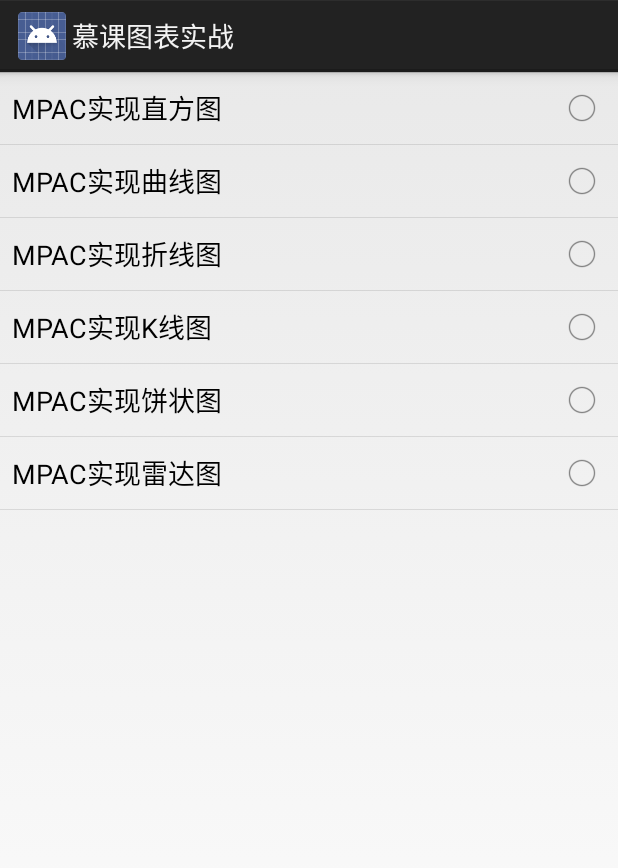
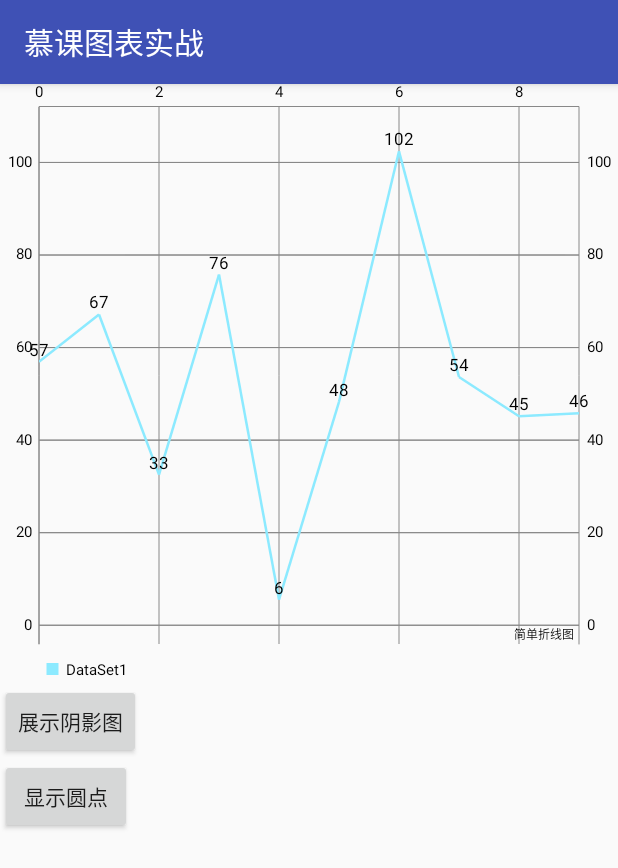
Before and after one commit to SunnyLy/MuKeNet, an Android app: the screen it shows after launch (MainActivity before the commit, LineChartActivity after it), after a tap on "MPAC实现折线图", on a phone screen of 412 x 824 dp. Shown: the top 868 px of the screen. Run offline under Robolectric (Android 15) with nearby library versions, the phone set to English and light mode, and no system bars.

Commit message:
添加一个折线图。。。。。

```diff
--- a/app/src/main/AndroidManifest.xml
+++ b/app/src/main/AndroidManifest.xml
@@ -21,6 +21,8 @@
         <activity android:name=".basicchart.BarChartActivity"
             />
         <activity android:name=".basicchart.CurveChartActivity"/>
+
+        <activity android:name=".basicchart.LineChartActivity"/>
     </application>
 
 </manifest>
--- a/app/src/main/java/chart/muke/com/mukechart/MainActivity.java
+++ b/app/src/main/java/chart/muke/com/mukechart/MainActivity.java
@@ -20,6 +20,7 @@ import java.util.Map;
 
 import chart.muke.com.mukechart.basicchart.BarChartActivity;
 import chart.muke.com.mukechart.basicchart.CurveChartActivity;
+import chart.muke.com.mukechart.basicchart.LineChartActivity;
 import chart.muke.com.mukechart.utils.MukeRouter;
 
 public class MainActivity extends ListActivity {
@@ -54,6 +55,9 @@ public class MainActivity extends ListActivity {
                     case 1:
                         MukeRouter.jump2target(MainActivity.this, CurveChartActivity.class);
                         break;
+                    case 2:
+                        MukeRouter.jump2target(MainActivity.this, LineChartActivity.class);
+                        break;
                         default:
                             break;
                 }
--- /dev/null
+++ b/app/src/main/java/chart/muke/com/mukechart/basicchart/LineChartActivity.java
@@ -0,0 +1,133 @@
+package chart.muke.com.mukechart.basicchart;
+
+import android.graphics.Color;
+import android.view.View;
+import android.widget.Button;
+
+import com.github.mikephil.charting.charts.LineChart;
+import com.github.mikephil.charting.components.Description;
+import com.github.mikephil.charting.data.Entry;
+import com.github.mikephil.charting.data.LineData;
+import com.github.mikephil.charting.data.LineDataSet;
+
+import java.util.ArrayList;
+import java.util.List;
+
+import chart.muke.com.mukechart.R;
+import chart.muke.com.mukechart.base.MukeBaseActivity;
+
+/**
+ * @Annotation <p>简单折线图</p>
+ * @Auth Sunny
+ * @date 2017/9/16
+ * @Version V1.0.0
+ */
+
+public class LineChartActivity extends MukeBaseActivity {
+
+    private LineChart mLineChart;
+
+    private Button mBtnShadow,mBtnShowCircle;
+
+    @Override
+    public int getLayoutId() {
+        return R.layout.activity_line_chart;
+    }
+
+    @Override
+    public void onContentChanged() {
+        mLineChart = (LineChart) findViewById(R.id.simple_line_chart);
+        mBtnShadow = (Button) findViewById(R.id.btn_linechart_shadow);
+        mBtnShowCircle = (Button) findViewById(R.id.btn_linechart_circle);
+
+        setOnViewClickListeners(mBtnShadow,mBtnShowCircle);
+    }
+
+    @Override
+    protected void initParams() {
+
+        initLineChart();
+        setData(10,100);
+
+        mLineChart.invalidate();
+    }
+
+    /**
+     * 设置值
+     * @param count 拐点个数
+     * @param range Y轴上值区间
+     */
+    private void setData(int count,float range) {
+
+        //1.组装假数据
+        List<Entry> lineValues = new ArrayList<>();
+        for (int i=0;i<count;i++){
+            float val = (float) (Math.random()*range + 5);
+            Entry entry = new Entry(i,val,null);
+            lineValues.add(entry);
+        }
+
+        //2.把假数据设进去
+        LineDataSet lineDataSet;
+        LineData lineData = mLineChart.getData();
+        if (lineData != null && lineData.getDataSetCount() > 0){
+            //有数据集合，则直接往里面set数据
+            lineDataSet = (LineDataSet) lineData.getDataSetByIndex(0);
+            lineDataSet.setValues(lineValues);
+            lineData.notifyDataChanged();
+            mLineChart.notifyDataSetChanged();
+        }else{
+            //没有数据集合，自己创建对象，再设值
+            lineDataSet = new LineDataSet(lineValues,"DataSet1");
+            lineDataSet.setDrawFilled(false);//不画阴影
+            lineDataSet.setCircleColor(android.R.color.holo_red_light);//设置圆点颜色
+            lineDataSet.setCircleRadius(5);
+            lineDataSet.setCubicIntensity(1.0f);//设置曲线的亮度，最大为1，最小为0.05，默认为0.2f
+            lineDataSet.setDrawCircles(false);
+            lineDataSet.setDrawValues(true);
+
+            lineData = new LineData(lineDataSet);
+            mLineChart.setData(lineData);
+            mLineChart.notifyDataSetChanged();
+        }
+
+    }
+
+    private void initLineChart() {
+        /**1.为图表添加描述**/
+        Description description = new Description();
+        description.setText("简单折线图");//默认在图表右下角
+        mLineChart.setDescription(description);
+    }
+
+    @Override
+    public void onClick(View v) {
+        LineDataSet lineDataSet = (LineDataSet) mLineChart.getData().getDataSetByLabel("DataSet1",false);
+        switch (v.getId()){
+            case R.id.btn_linechart_shadow:
+               if (lineDataSet != null){
+                   boolean fill = lineDataSet.isDrawFilledEnabled();
+                   if (fill){
+                       lineDataSet.setDrawFilled(false);
+                   }else{
+                       lineDataSet.setDrawFilled(true);
+                   }
+
+                   lineDataSet.notifyDataSetChanged();
+                   mLineChart.notifyDataSetChanged();
+                   mLineChart.invalidate();
+               }
+                break;
+
+            case R.id.btn_linechart_circle:
+                if (lineDataSet != null){
+                    lineDataSet.setDrawCircles(lineDataSet.isDrawCirclesEnabled()?false:true);
+                    lineDataSet.setCircleColorHole(Color.RED);
+                    lineDataSet.notifyDataSetChanged();
+                    mLineChart.invalidate();
+                }
+                break;
+                default:break;
+        }
+    }
+}
--- /dev/null
+++ b/app/src/main/res/layout/activity_line_chart.xml
@@ -0,0 +1,26 @@
+<?xml version="1.0" encoding="utf-8"?>
+<LinearLayout xmlns:android="http://schemas.android.com/apk/res/android"
+    android:orientation="vertical"
+    android:layout_width="match_parent"
+    android:layout_height="match_parent">
+
+    <com.github.mikephil.charting.charts.LineChart
+        android:id="@+id/simple_line_chart"
+        android:layout_width="match_parent"
+        android:layout_height="400dp"
+        android:layout_above="@+id/seekBar1" />
+
+    <Button
+        android:id="@+id/btn_linechart_shadow"
+        android:layout_width="wrap_content"
+        android:layout_height="50dp"
+        android:text="@string/show_shadow"/>
+
+    <Button
+        android:id="@+id/btn_linechart_circle"
+        android:layout_width="wrap_content"
+        android:layout_height="50dp"
+        android:text="@string/show_circle"/>
+
+
+</LinearLayout>
--- a/app/src/main/res/values/strings.xml
+++ b/app/src/main/res/values/strings.xml
@@ -3,6 +3,7 @@
     <string name="title_bar_chart">简单直方图</string>
     <string name="title_curve_chart">简单曲线图</string>
     <string name="show_shadow">展示阴影图</string>
+    <string name="show_circle">显示圆点</string>
 
     <string-array name="chart_types">
         <item>MPAC实现直方图</item>
```
